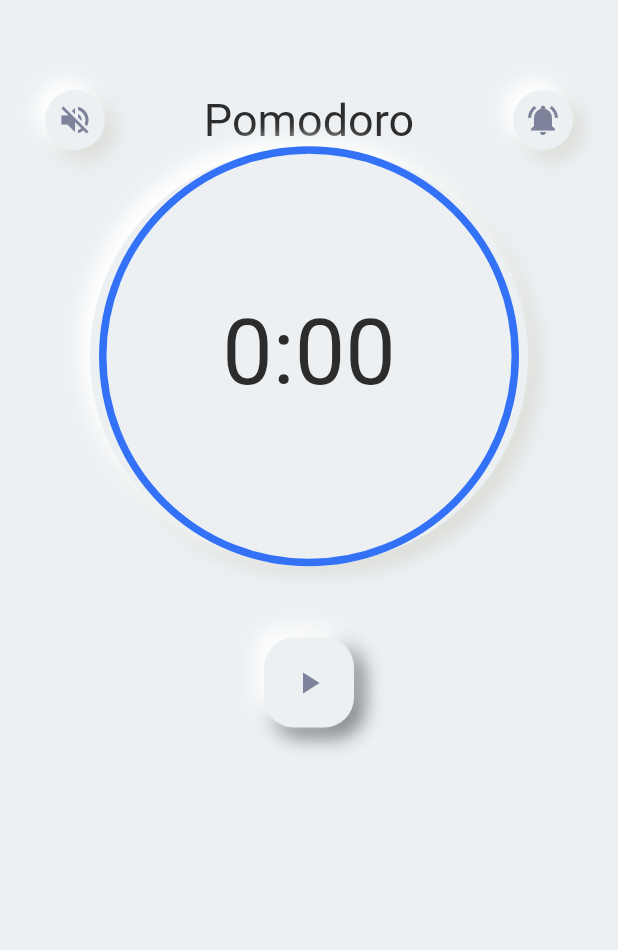
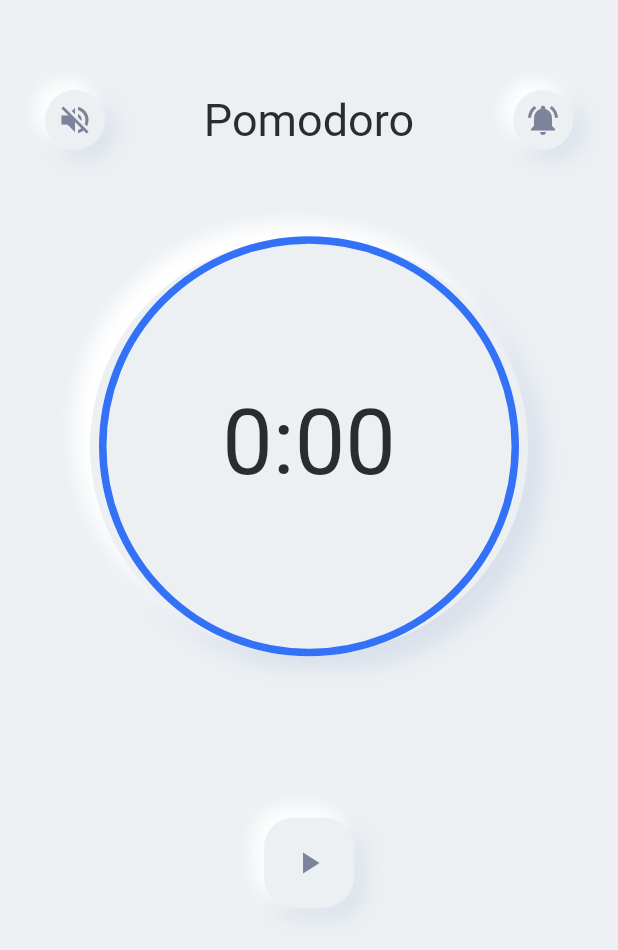
Before and after one commit to MatthieuNadeau96/pomodoro_timer, a Flutter app: the screen it shows after launch, on a phone screen of 412 x 824 dp. Shown: the top 950 px of the screen. Run offline on Flutter 3.47's test engine with Material 2 defaults, Android fonts, the phone set to English and light mode, and no system bars.

Commit message:
added new shadow color and some sizedboxes

```diff
--- a/lib/header_button.dart
+++ b/lib/header_button.dart
@@ -16,7 +16,7 @@ class HeaderButton extends StatelessWidget {
         borderRadius: BorderRadius.all(Radius.circular(50)),
         boxShadow: [
           BoxShadow(
-            color: Color(0xffDADCD6),
+            color: Color(0xffDAE1EB),
             offset: Offset(6.0, 6.0),
             blurRadius: 10.0,
             spreadRadius: 1.0,
--- a/lib/main.dart
+++ b/lib/main.dart
@@ -76,6 +76,7 @@ class _MyHomePageState extends State<MyHomePage> with TickerProviderStateMixin {
                   ),
                 ],
               ),
+              SizedBox(height: 60),
               // Countdown Timer
               Container(
                 height: 275,
@@ -84,14 +85,14 @@ class _MyHomePageState extends State<MyHomePage> with TickerProviderStateMixin {
                   borderRadius: BorderRadius.all(Radius.circular(200)),
                   boxShadow: [
                     BoxShadow(
-                      color: Color(0xffDADCD6),
-                      offset: Offset(6.0, 6.0),
+                      color: Color(0xffDAE1EB),
+                      offset: Offset(10.0, 10.0),
                       blurRadius: 10.0,
                       spreadRadius: 1.0,
                     ),
                     BoxShadow(
                       color: Color(0xffffffff),
-                      offset: Offset(-6.0, -6.0),
+                      offset: Offset(-10.0, -10.0),
                       blurRadius: 10.0,
                       spreadRadius: 1.0,
                     ),
@@ -154,6 +155,7 @@ class _MyHomePageState extends State<MyHomePage> with TickerProviderStateMixin {
                   ),
                 ),
               ),
+              SizedBox(height: 60),
               // Play Puase Button
               Container(
                 margin: EdgeInsets.all(50),
@@ -177,7 +179,7 @@ class _MyHomePageState extends State<MyHomePage> with TickerProviderStateMixin {
                           borderRadius: BorderRadius.all(Radius.circular(20)),
                           boxShadow: [
                             BoxShadow(
-                              color: Colors.black45,
+                              color: Color(0xffDAE1EB),
                               offset: Offset(6.0, 6.0),
                               blurRadius: 10.0,
                               spreadRadius: 1.0,
```
